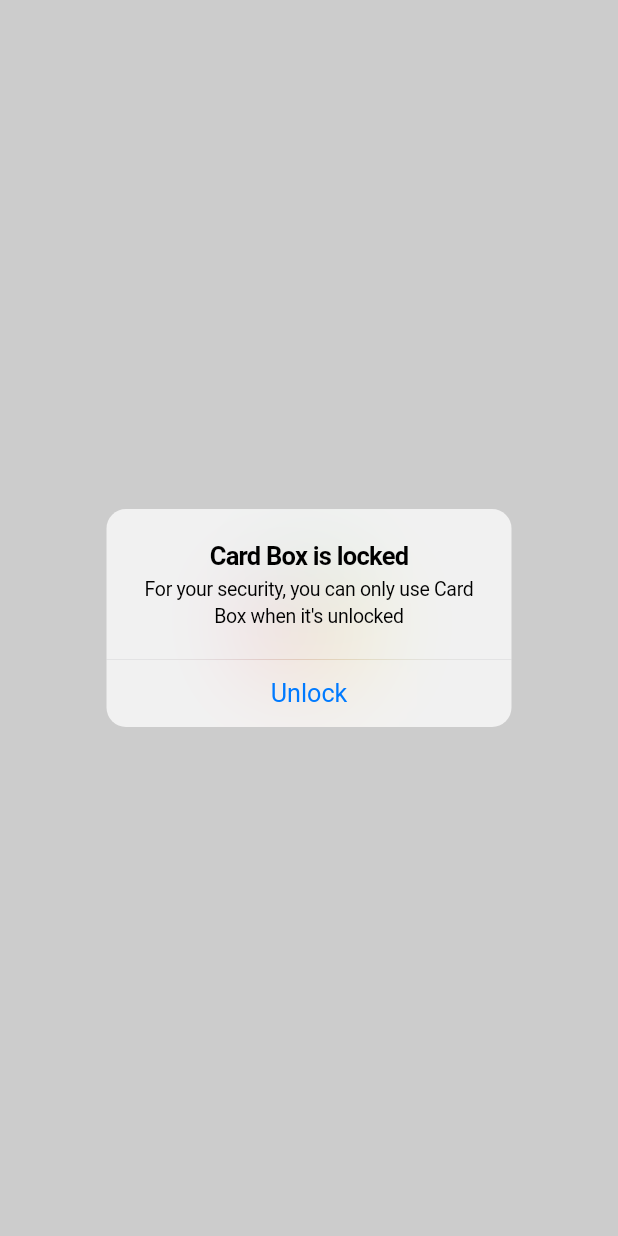
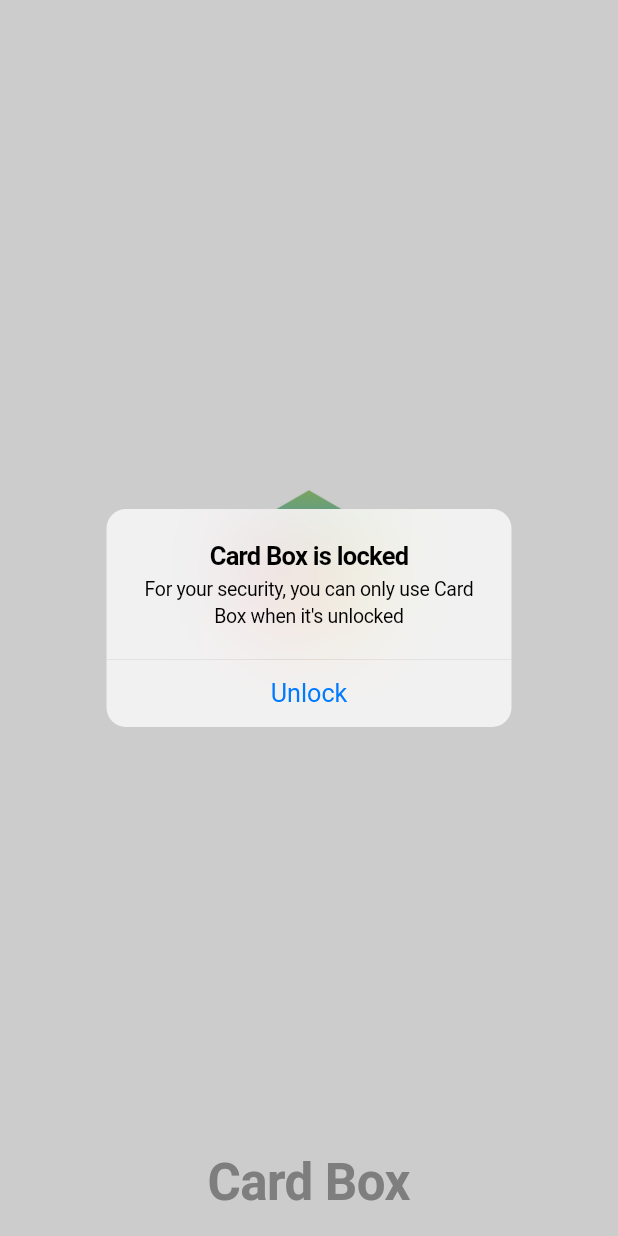
Before and after one commit to sharathpc/cardbox, a Flutter app: the screen it shows after launch, on a phone screen of 412 x 824 dp. Run offline on Flutter 3.47's test engine with Material 2 defaults, Android fonts, the light colour scheme and no system bars; our stand-ins replace local_auth, modal_bottom_sheet, sqflite; accounts and stored records are empty; generated files the repository leaves out were written again.

Commit message:
Auth related Changes

```diff
--- a/lib/src/auth/auth_view.dart
+++ b/lib/src/auth/auth_view.dart
@@ -48,18 +48,35 @@ class _AuthViewState extends State<AuthView> {
   @override
   Widget build(BuildContext context) {
     return CupertinoPageScaffold(
+      child: SafeArea(
+        child: Align(
+          alignment: Alignment.center,
           child: Column(
             mainAxisAlignment: MainAxisAlignment.center,
-        crossAxisAlignment: CrossAxisAlignment.center,
             children: [
-          Align(
-            alignment: Alignment.center,
+              Expanded(
+                child: SizedBox(
+                  width: 100.0,
+                  height: 100.0,
                   child: Image.asset(
                     'assets/images/logo-android.png',
-              height: 100,
+                  ),
+                ),
+              ),
+              const Padding(
+                padding: EdgeInsets.symmetric(vertical: 16.0),
+                child: Text(
+                  'Card Box',
+                  style: TextStyle(
+                    fontSize: 34.0,
+                    color: Colors.grey,
+                    fontWeight: FontWeight.bold,
+                  ),
                 ),
               )
             ],
+          ),
+        ),
       ),
     );
   }
```
Also changed, not shown: lib/src/manage_card/manage_card_view.dart (+0 -16 lines). Lines whose indentation alone changed are shown as unchanged.
